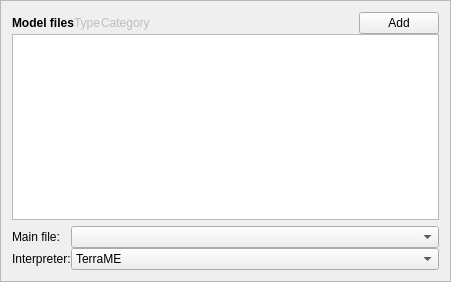
The window that source/src/editor/views/modelview.ui (ufopleds/DengueME) describes before a commit, drawn with Qt 5.
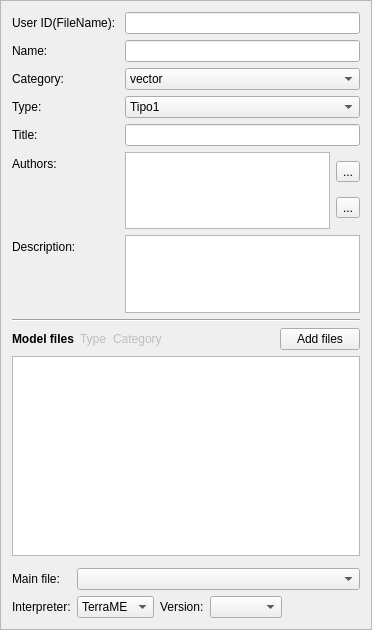
The same window after the commit. Icons and pictures are not drawn.

What changed in the file:
```diff
--- a/source/src/editor/views/modelview.ui
+++ b/source/src/editor/views/modelview.ui
@@ -6,8 +6,8 @@
    <rect>
     <x>0</x>
     <y>0</y>
-    <width>451</width>
-    <height>282</height>
+    <width>372</width>
+    <height>630</height>
    </rect>
   </property>
   <property name="windowTitle">
@@ -22,10 +22,158 @@
   <property name="frameShadow">
    <enum>QFrame::Sunken</enum>
   </property>
+  <layout class="QVBoxLayout" name="verticalLayout_3">
+   <item>
+    <layout class="QVBoxLayout" name="verticalLayout_2">
+     <item>
+      <layout class="QFormLayout" name="formLayout_2">
+       <item row="0" column="0">
+        <widget class="QLabel" name="label_4">
+         <property name="text">
+          <string>User ID(FileName): </string>
+         </property>
+        </widget>
+       </item>
+       <item row="0" column="1">
+        <widget class="QLineEdit" name="userIdText"/>
+       </item>
+       <item row="1" column="0">
+        <widget class="QLabel" name="label_5">
+         <property name="text">
+          <string>Name: </string>
+         </property>
+        </widget>
+       </item>
+       <item row="1" column="1">
+        <widget class="QLineEdit" name="nameText"/>
+       </item>
+       <item row="2" column="0">
+        <widget class="QLabel" name="label_6">
+         <property name="text">
+          <string>Category: </string>
+         </property>
+        </widget>
+       </item>
+       <item row="2" column="1">
+        <widget class="QComboBox" name="categoryCombo">
+         <item>
+          <property name="text">
+           <string>vector</string>
+          </property>
+         </item>
+         <item>
+          <property name="text">
+           <string>transmission</string>
+          </property>
+         </item>
+        </widget>
+       </item>
+       <item row="3" column="0">
+        <widget class="QLabel" name="label_7">
+         <property name="text">
+          <string>Type:</string>
+         </property>
+        </widget>
+       </item>
+       <item row="3" column="1">
+        <widget class="QComboBox" name="typeCombo">
+         <item>
+          <property name="text">
+           <string>Tipo1</string>
+          </property>
+         </item>
+         <item>
+          <property name="text">
+           <string>Tipo2</string>
+          </property>
+         </item>
+        </widget>
+       </item>
+       <item row="4" column="0">
+        <widget class="QLabel" name="label_8">
+         <property name="text">
+          <string>Title:</string>
+         </property>
+        </widget>
+       </item>
+       <item row="4" column="1">
+        <widget class="QLineEdit" name="titleText"/>
+       </item>
+       <item row="5" column="0">
+        <widget class="QLabel" name="label_9">
+         <property name="text">
+          <string>Authors:</string>
+         </property>
+        </widget>
+       </item>
+       <item row="5" column="1">
+        <layout class="QHBoxLayout" name="horizontalLayout_2">
+         <item>
+          <widget class="QListWidget" name="authorsList">
+           <property name="editTriggers">
+            <set>QAbstractItemView::DoubleClicked</set>
+           </property>
+           <property name="dragEnabled">
+            <bool>true</bool>
+           </property>
+           <property name="dragDropMode">
+            <enum>QAbstractItemView::DragDrop</enum>
+           </property>
+           <property name="defaultDropAction">
+            <enum>Qt::MoveAction</enum>
+           </property>
+           <property name="selectionMode">
+            <enum>QAbstractItemView::SingleSelection</enum>
+           </property>
+          </widget>
+         </item>
+         <item>
   <layout class="QVBoxLayout" name="verticalLayout">
-   <property name="spacing">
-    <number>0</number>
-   </property>
+           <item>
+            <widget class="QToolButton" name="add">
+             <property name="text">
+              <string>...</string>
+             </property>
+             <property name="icon">
+              <iconset resource="../../Resource.qrc">
+               <normaloff>:/Resources/plus</normaloff>:/Resources/plus</iconset>
+             </property>
+            </widget>
+           </item>
+           <item>
+            <widget class="QToolButton" name="del">
+             <property name="text">
+              <string>...</string>
+             </property>
+             <property name="icon">
+              <iconset resource="../../Resource.qrc">
+               <normaloff>:/Resources/minus.png</normaloff>:/Resources/minus.png</iconset>
+             </property>
+            </widget>
+           </item>
+          </layout>
+         </item>
+        </layout>
+       </item>
+       <item row="6" column="0">
+        <widget class="QLabel" name="label_10">
+         <property name="text">
+          <string>Description:</string>
+         </property>
+        </widget>
+       </item>
+       <item row="6" column="1">
+        <widget class="QTextEdit" name="descriptionText"/>
+       </item>
+      </layout>
+     </item>
+     <item>
+      <widget class="Line" name="line">
+       <property name="orientation">
+        <enum>Qt::Horizontal</enum>
+       </property>
+      </widget>
+     </item>
    <item>
     <layout class="QHBoxLayout" name="horizontalLayout">
      <item>
@@ -83,7 +231,7 @@
      <item>
       <widget class="QPushButton" name="buttonAdd">
        <property name="text">
-        <string>Add</string>
+          <string>Add files</string>
        </property>
       </widget>
      </item>
@@ -91,6 +239,12 @@
    </item>
    <item>
     <widget class="QListWidget" name="list">
+       <property name="minimumSize">
+        <size>
+         <width>200</width>
+         <height>200</height>
+        </size>
+       </property>
      <property name="editTriggers">
       <set>QAbstractItemView::NoEditTriggers</set>
      </property>
@@ -114,14 +268,12 @@
        </property>
       </widget>
      </item>
-     <item row="1" column="0">
-      <widget class="QLabel" name="label_3">
-       <property name="text">
-        <string>Interpreter:</string>
-       </property>
-      </widget>
+       <item row="0" column="1">
+        <widget class="QComboBox" name="mainFile"/>
      </item>
      <item row="1" column="1">
+        <layout class="QHBoxLayout" name="horizontalLayout_3">
+         <item>
       <widget class="QComboBox" name="interpreter">
        <item>
         <property name="text">
@@ -135,12 +287,43 @@
        </item>
       </widget>
      </item>
-     <item row="0" column="1">
-      <widget class="QComboBox" name="mainFile"/>
-     </item>
-    </layout>
-   </item>
-  </layout>
+         <item>
+          <widget class="QLabel" name="label_11">
+           <property name="text">
+            <string>Version:</string>
+           </property>
+          </widget>
+         </item>
+         <item>
+          <widget class="QComboBox" name="versionCombo"/>
+         </item>
+         <item>
+          <spacer name="horizontalSpacer_2">
+           <property name="orientation">
+            <enum>Qt::Horizontal</enum>
+           </property>
+           <property name="sizeHint" stdset="0">
+            <size>
+             <width>40</width>
+             <height>20</height>
+            </size>
+           </property>
+          </spacer>
+         </item>
+        </layout>
+       </item>
+       <item row="1" column="0">
+        <widget class="QLabel" name="label_3">
+         <property name="text">
+          <string>Interpreter:</string>
+         </property>
+        </widget>
+       </item>
+      </layout>
+     </item>
+    </layout>
+   </item>
+  </layout>
  </widget>
  <resources/>
  <connections/>
```
Left out of the diff: 4 changed lines with no effect on the pictures. Lines whose indentation alone changed are shown as unchanged.
